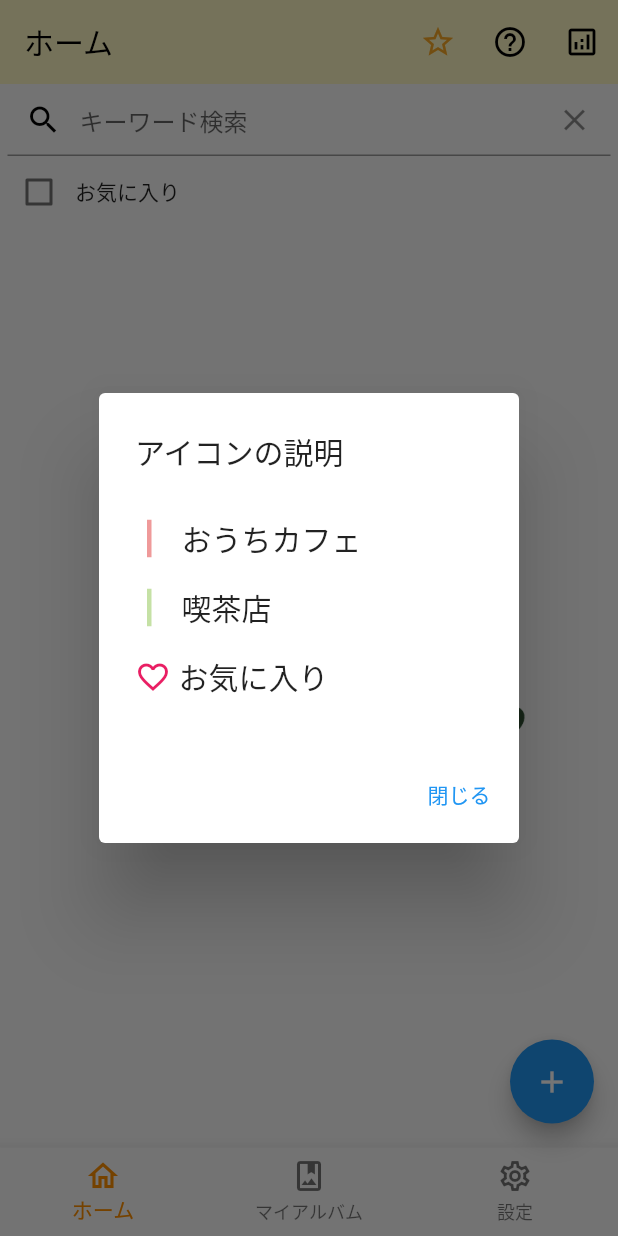
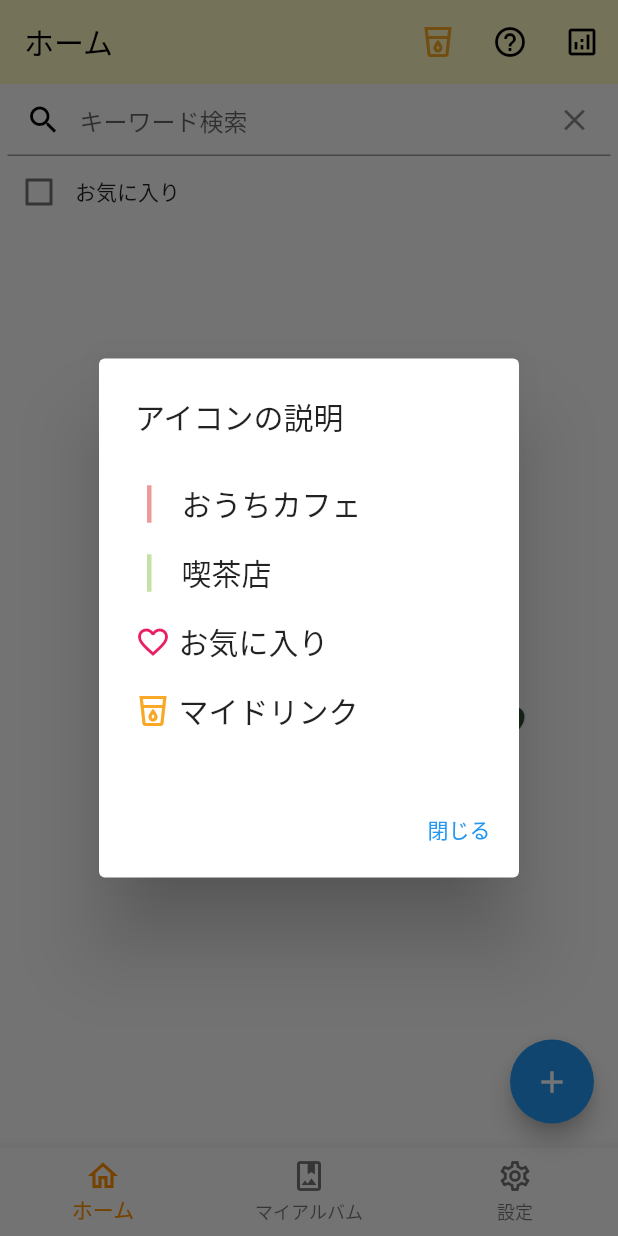
Before and after one commit to y0303noki/DrinkMemo, a Flutter app: the screen it shows after launch, after a tap on the "help outline" icon, on a phone screen of 412 x 824 dp. Run offline on Flutter 3.47's test engine with Material 2 defaults, Android fonts, the phone set to English and light mode, and no system bars; drawn by our look-alikes of flutter_easyloading; our stand-ins replace cloud_firestore, firebase_auth, firebase_core, firebase_storage, flutter_typeahead, image_picker; accounts and stored records are empty; network calls fail.

Commit message:
デザイン修正

```diff
--- a/lib/pages/home_page.dart
+++ b/lib/pages/home_page.dart
@@ -52,7 +52,7 @@ class HomePage extends StatelessWidget {
         actions: <Widget>[
           IconButton(
             icon: Icon(
-              Icons.star_border_outlined,
+              Icons.local_drink_outlined,
               color: Colors.yellow[800],
             ),
             onPressed: () {
--- a/lib/widgets/custom_dialog.dart
+++ b/lib/widgets/custom_dialog.dart
@@ -171,24 +171,18 @@ class CustomDialog {
                     ],
                   ),
                 ),
-                Padding(
-                  padding: const EdgeInsets.fromLTRB(0, 8, 0, 8),
-                  child: Row(
-                    children: [
-                      Container(
-                        margin: const EdgeInsets.fromLTRB(0, 0, 5, 0),
-                        child: const Icon(
-                          Icons.favorite_outline_outlined,
-                          color: Colors.pink,
-                        ),
-                      ),
-                      const Text(
-                        'お気に入り',
-                        style: TextStyle(
-                          fontSize: 20,
-                        ),
-                      ),
-                    ],
+                _iconDescriptionItem(
+                  'お気に入り',
+                  const Icon(
+                    Icons.favorite_outline_outlined,
+                    color: Colors.pink,
+                  ),
+                ),
+                _iconDescriptionItem(
+                  'マイドリンク',
+                  Icon(
+                    Icons.local_drink_outlined,
+                    color: Colors.yellow[800],
                   ),
                 ),
               ],
@@ -203,6 +197,26 @@ class CustomDialog {
           ],
         );
       },
+    );
+  }
+
+  Widget _iconDescriptionItem(
+    String title,
+    Icon icon,
+  ) {
+    return Padding(
+      padding: const EdgeInsets.fromLTRB(0, 8, 0, 8),
+      child: Row(
+        children: [
+          Container(margin: const EdgeInsets.fromLTRB(0, 0, 5, 0), child: icon),
+          Text(
+            title,
+            style: const TextStyle(
+              fontSize: 20,
+            ),
+          ),
+        ],
+      ),
     );
   }
 
@@ -262,7 +276,7 @@ class CustomDialog {
                                         const BoxConstraints(maxWidth: 180),
                                     child: Text(
                                       brandName,
-                                      style: TextStyle(
+                                      style: const TextStyle(
                                         fontSize: 15,
                                       ),
                                       overflow: TextOverflow.ellipsis,
--- a/lib/widgets/modal.dart
+++ b/lib/widgets/modal.dart
@@ -213,7 +213,7 @@ class Modal {
                                                 Navigator.pop(context);
                                               },
                                               icon: const Icon(
-                                                Icons.delete_outline,
+                                                Icons.delete,
                                                 color: Colors.red,
                                               ),
                                             )
@@ -1489,7 +1489,7 @@ class Modal {
             Navigator.pop(context);
           },
           icon: Icon(
-            Icons.star_border_outlined,
+            Icons.local_drink_outlined,
             color: Colors.yellow[800],
           ),
         ),
@@ -1504,7 +1504,7 @@ class Modal {
                 .simpleDefaultDialog(context, '', '${CafeType.BRAND}に登録済みです');
           },
           icon: Icon(
-            Icons.star,
+            Icons.local_drink_outlined,
             color: Colors.yellow[800],
           ),
         ),
```
Also changed, not shown: lib/pages/coffeePage/coffee_item.dart (+3 -6 lines), lib/pages/settingPage/setting_list_page.dart (+19 -8 lines).
